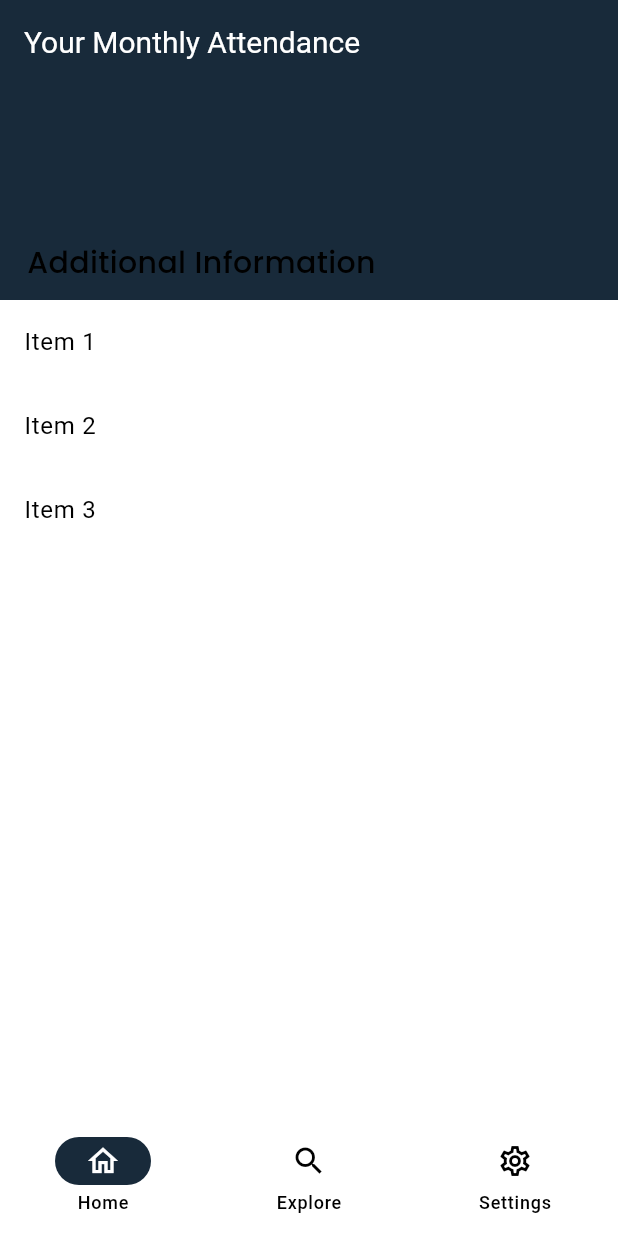
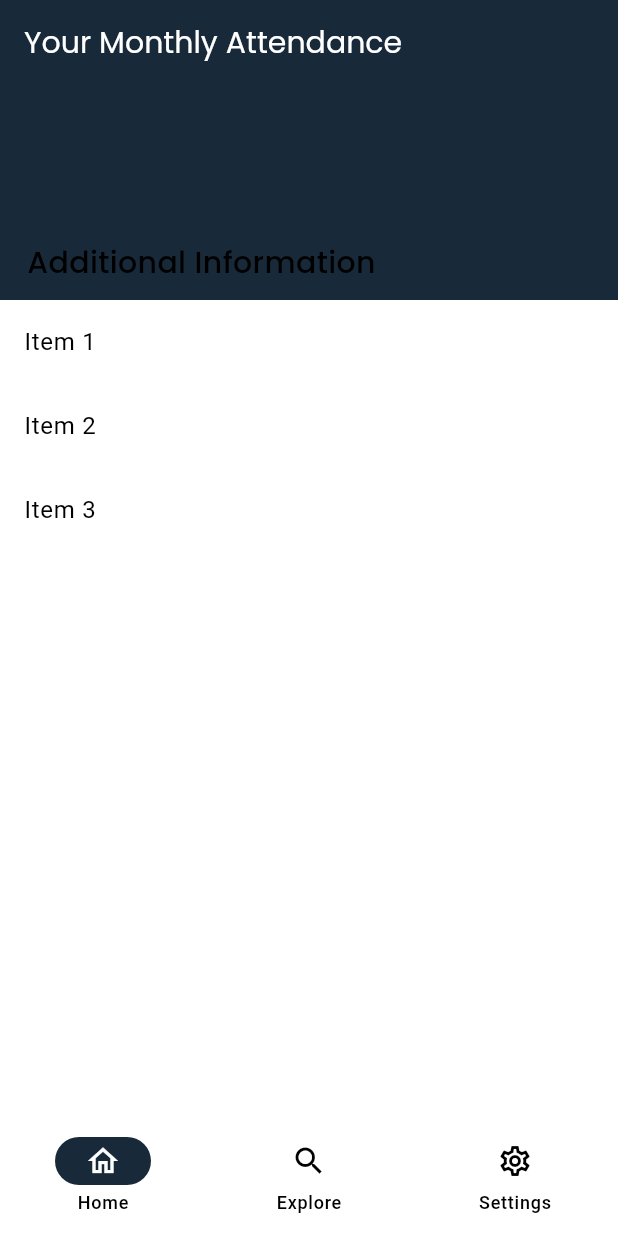
Before and after one commit to HamzaZahid29/raptor, a Flutter app: the HomePage screen opened by its route, on a phone screen of 412 x 824 dp. Run offline on Flutter 3.47's test engine with Material 3 defaults, Android fonts, the phone set to English and light mode, and no system bars; our stand-ins replace firebase_auth, firebase_core, flutter_bloc, fpdart, get_it, go_router and 1 more; accounts and stored records are empty.

Commit message:
changed the text style to themed based

```diff
--- a/lib/core/theme/theme.dart
+++ b/lib/core/theme/theme.dart
@@ -1,4 +1,5 @@
 import 'package:flutter/material.dart';
+import 'package:google_fonts/google_fonts.dart';
 
 class AppThemes {
   static final Color primaryColor = Color(0xFF182a3a);
@@ -14,7 +15,7 @@ class AppThemes {
     appBarTheme: AppBarTheme(
       backgroundColor: primaryColor,
       iconTheme: const IconThemeData(color: Colors.white),
-      titleTextStyle: const TextStyle(color: Colors.white, fontSize: 20),
+      titleTextStyle:  GoogleFonts.poppins().copyWith(color: Colors.white, fontSize: 20),
       actionsIconTheme: IconThemeData(color: accentColor),  // Accent color for icons in AppBar
     ),
     elevatedButtonTheme: ElevatedButtonThemeData(
@@ -76,7 +77,7 @@ class AppThemes {
     appBarTheme: AppBarTheme(
       backgroundColor: primaryColor,
       iconTheme: const IconThemeData(color: Colors.white),
-      titleTextStyle: const TextStyle(color: Colors.white, fontSize: 20),
+      titleTextStyle:  GoogleFonts.poppins().copyWith(color: Colors.white, fontSize: 20),
       actionsIconTheme: IconThemeData(color: accentColor),  // Accent color for icons in AppBar
     ),
     elevatedButtonTheme: ElevatedButtonThemeData(
```
